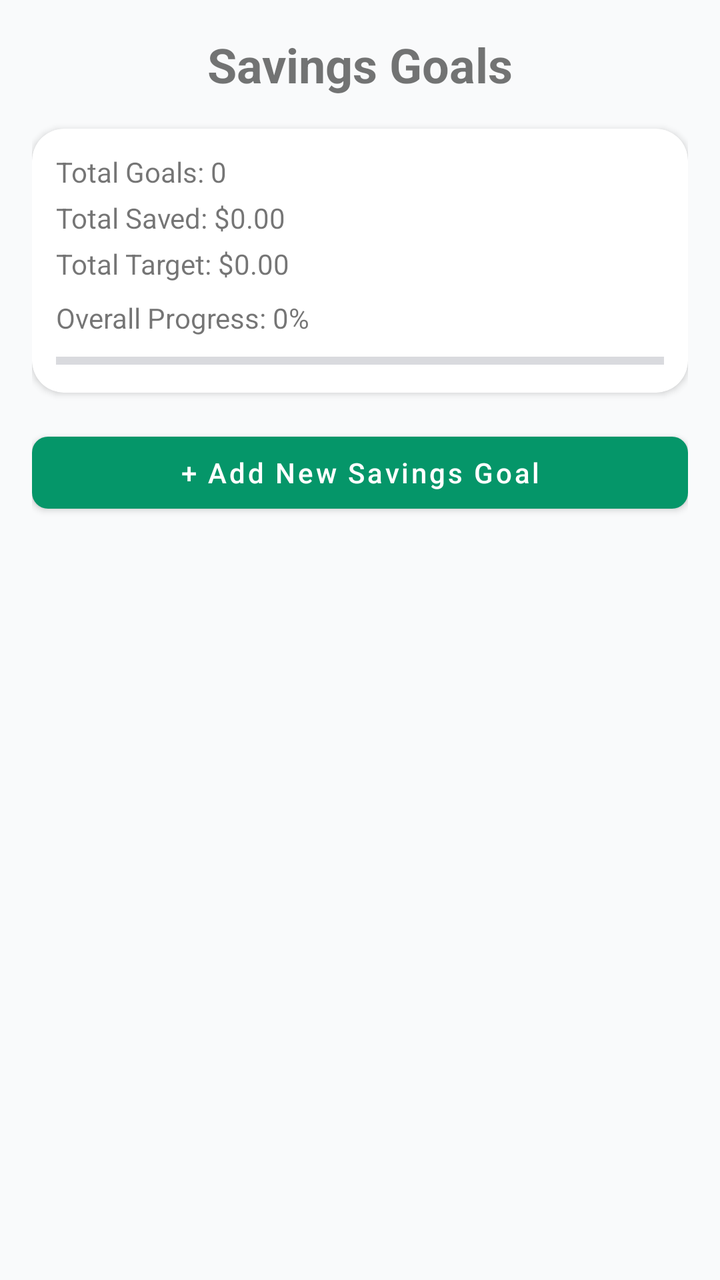
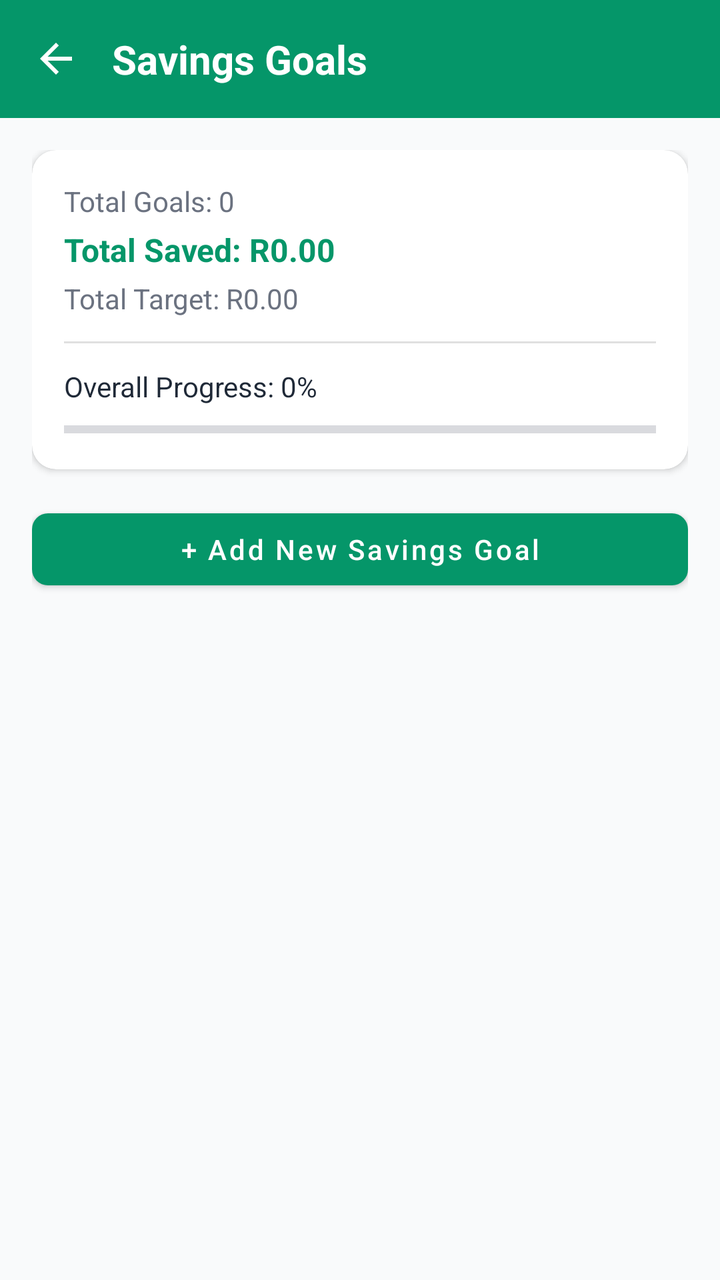

Screens rendered from an Android XML layout before and after an edit, with the pre-edit source and the edit as a unified diff.
<!-- AndroidManifest.xml: activity theme Theme.Monied.NoActionBar -->
<!-- res/layout/activity_savings_goal.xml -->
<?xml version="1.0" encoding="utf-8"?>
<LinearLayout xmlns:android="http://schemas.android.com/apk/res/android"
    android:layout_width="match_parent"
    android:layout_height="match_parent"
    android:orientation="vertical"
    android:padding="16dp">




    <TextView
        android:layout_width="match_parent"
        android:layout_height="wrap_content"
        android:text="Savings Goals"
        android:textSize="24sp"
        android:textStyle="bold"
        android:gravity="center"
        android:layout_marginBottom="16dp" />

    
    <com.google.android.material.card.MaterialCardView
        android:layout_width="match_parent"
        android:layout_height="wrap_content"
        android:layout_marginBottom="16dp"
        >

        <LinearLayout
            android:layout_width="match_parent"
            android:layout_height="wrap_content"
            android:orientation="vertical"
            android:padding="12dp">

            <TextView
                android:id="@+id/tvTotalGoals"
                android:layout_width="wrap_content"
                android:layout_height="wrap_content"
                android:text="Total Goals: 0"
                android:textSize="14sp" />

            <TextView
                android:id="@+id/tvTotalSaved"
                android:layout_width="wrap_content"
                android:layout_height="wrap_content"
                android:text="Total Saved: $0.00"
                android:textSize="14sp"
                android:layout_marginTop="4dp" />

            <TextView
                android:id="@+id/tvTotalTarget"
                android:layout_width="wrap_content"
                android:layout_height="wrap_content"
                android:text="Total Target: $0.00"
                android:textSize="14sp"
                android:layout_marginTop="4dp" />

            <TextView
                android:id="@+id/tvOverallProgress"
                android:layout_width="wrap_content"
                android:layout_height="wrap_content"
                android:text="Overall Progress: 0%"
                android:textSize="14sp"
                android:layout_marginTop="8dp" />

            <ProgressBar
                android:id="@+id/progressBarOverall"
                style="?android:attr/progressBarStyleHorizontal"
                android:layout_width="match_parent"
                android:layout_height="8dp"
                android:layout_marginTop="8dp"
                android:progressTint="@color/purple_500" />

        </LinearLayout>
    </com.google.android.material.card.MaterialCardView>

    <Button
        android:id="@+id/btnAddSavingsGoal"
        android:layout_width="match_parent"
        android:layout_height="wrap_content"
        android:text="+ Add New Savings Goal"
        android:layout_marginBottom="16dp" />

    <androidx.recyclerview.widget.RecyclerView
        android:id="@+id/recyclerViewSavingsGoals"
        android:layout_width="match_parent"
        android:layout_height="match_parent" />

</LinearLayout>
<!-- resources referenced by this layout -->
<resources>
  <color name="purple_500">#FF6200EE</color>
  <style name="Theme.Monied.NoActionBar" parent="Theme.Monied">
          <item name="windowActionBar">false</item>
          <item name="windowNoTitle">true</item>
      </style>
  <style name="Theme.Monied" parent="Theme.MaterialComponents.DayNight.DarkActionBar">
          
          <item name="colorPrimary">@color/emerald_600</item>
          <item name="colorPrimaryVariant">@color/emerald_700</item>
          <item name="colorOnPrimary">@color/white</item>
  
          
          <item name="colorSecondary">@color/emerald_500</item>
          <item name="colorSecondaryVariant">@color/emerald_700</item>
          <item name="colorOnSecondary">@color/white</item>
  
          
          <item name="android:statusBarColor">@color/emerald_600</item>
  
          
          <item name="android:windowBackground">@color/background_light</item>
          <item name="colorSurface">@color/surface_light</item>
          <item name="colorOnSurface">@color/text_primary_light</item>
  
          
          <item name="android:textColorPrimary">@color/text_primary_light</item>
          <item name="android:textColorSecondary">@color/text_secondary_light</item>
  
          
          <item name="colorError">@color/error</item>
          <item name="colorOnError">@color/white</item>
  
          
          <item name="bottomNavigationStyle">@style/Widget.Monied.BottomNavigationView</item>
  
          
          <item name="materialButtonStyle">@style/Widget.Monied.Button</item>
          <item name="materialCardViewStyle">@style/Widget.Monied.CardView</item>
          <item name="textInputStyle">@style/Widget.Monied.TextInputLayout</item>
      </style>
  <color name="emerald_600">#059669</color>
  <color name="emerald_700">#047857</color>
  <color name="white">#FFFFFF</color>
  <color name="emerald_500">#10B981</color>
  <color name="background_light">#F9FAFB</color>
  <color name="surface_light">#FFFFFF</color>
  <color name="text_primary_light">#1F2937</color>
  <color name="text_secondary_light">#6B7280</color>
  <color name="error">#DC2626</color>
  <style name="Widget.Monied.BottomNavigationView" parent="Widget.MaterialComponents.BottomNavigationView">
          <item name="itemIconTint">@color/bottom_nav_color</item>
          <item name="itemTextColor">@color/bottom_nav_color</item>
          <item name="android:background">@color/white</item>
          <item name="elevation">8dp</item>
          <item name="labelVisibilityMode">labeled</item>
      </style>
  <style name="Widget.Monied.Button" parent="Widget.MaterialComponents.Button">
          <item name="android:textColor">@color/white</item>
          <item name="backgroundTint">@color/emerald_600</item>
          <item name="cornerRadius">8dp</item>
          <item name="android:minHeight">48dp</item>
          <item name="android:textAllCaps">false</item>
          <item name="android:fontFamily">sans-serif-medium</item>
      </style>
  <style name="Widget.Monied.CardView" parent="Widget.MaterialComponents.CardView">
          <item name="cardCornerRadius">16dp</item>
          <item name="cardElevation">2dp</item>
          <item name="cardBackgroundColor">@color/white</item>
      </style>
  <style name="Widget.Monied.TextInputLayout" parent="Widget.MaterialComponents.TextInputLayout.OutlinedBox">
          <item name="boxStrokeColor">@color/emerald_600</item>
          <item name="hintTextColor">@color/emerald_600</item>
          <item name="android:textColorHint">@color/gray_500</item>
      </style>
  <color name="gray_500">#6B7280</color>
</resources>

<!-- the commit's change to res/layout/activity_savings_goal.xml (unified diff, before → after) -->
@@ -1,87 +1,129 @@
 <?xml version="1.0" encoding="utf-8"?>
 <LinearLayout xmlns:android="http://schemas.android.com/apk/res/android"
+    xmlns:app="http://schemas.android.com/apk/res-auto"
     android:layout_width="match_parent"
     android:layout_height="match_parent"
     android:orientation="vertical"
-    android:padding="16dp">
+    android:background="?attr/android:windowBackground">
 
-
-
-
-    <TextView
+    
+    <LinearLayout
         android:layout_width="match_parent"
         android:layout_height="wrap_content"
-        android:text="Savings Goals"
-        android:textSize="24sp"
-        android:textStyle="bold"
-        android:gravity="center"
-        android:layout_marginBottom="16dp" />
+        android:background="@color/emerald_600"
+        android:orientation="horizontal"
+        android:padding="16dp"
+        android:gravity="center_vertical">
 
-    
-    <com.google.android.material.card.MaterialCardView
+        <ImageButton
+            android:id="@+id/btnBack"
+            android:layout_width="wrap_content"
+            android:layout_height="wrap_content"
+            android:background="?attr/selectableItemBackgroundBorderless"
+            android:src="@drawable/ic_back"
+            app:tint="@color/white" />
+
+        <TextView
+            android:layout_width="wrap_content"
+            android:layout_height="wrap_content"
+            android:layout_marginStart="16dp"
+            android:text="Savings Goals"
+            android:textColor="@color/white"
+            android:textSize="20sp"
+            android:textStyle="bold" />
+    </LinearLayout>
+
+    <ScrollView
         android:layout_width="match_parent"
-        android:layout_height="wrap_content"
-        android:layout_marginBottom="16dp"
-        >
+        android:layout_height="match_parent">
 
         <LinearLayout
             android:layout_width="match_parent"
             android:layout_height="wrap_content"
             android:orientation="vertical"
-            android:padding="12dp">
+            android:padding="16dp">
 
-            <TextView
-                android:id="@+id/tvTotalGoals"
-                android:layout_width="wrap_content"
+            
+            <com.google.android.material.card.MaterialCardView
+                android:layout_width="match_parent"
                 android:layout_height="wrap_content"
-                android:text="Total Goals: 0"
-                android:textSize="14sp" />
+                android:layout_marginBottom="16dp"
+                app:cardCornerRadius="12dp"
+                app:cardElevation="2dp"
+                app:cardBackgroundColor="?attr/colorSurface">
 
-            <TextView
-                android:id="@+id/tvTotalSaved"
-                android:layout_width="wrap_content"
+                <LinearLayout
+                    android:layout_width="match_parent"
+                    android:layout_height="wrap_content"
+                    android:orientation="vertical"
+                    android:padding="16dp">
+
+                    <TextView
+                        android:id="@+id/tvTotalGoals"
+                        android:layout_width="wrap_content"
+                        android:layout_height="wrap_content"
+                        android:text="Total Goals: 0"
+                        android:textColor="?attr/android:textColorSecondary"
+                        android:textSize="14sp" />
+
+                    <TextView
+                        android:id="@+id/tvTotalSaved"
+                        android:layout_width="wrap_content"
+                        android:layout_height="wrap_content"
+                        android:text="Total Saved: R0.00"
+                        android:textColor="@color/emerald_600"
+                        android:textSize="16sp"
+                        android:textStyle="bold"
+                        android:layout_marginTop="4dp" />
+
+                    <TextView
+                        android:id="@+id/tvTotalTarget"
+                        android:layout_width="wrap_content"
+                        android:layout_height="wrap_content"
+                        android:text="Total Target: R0.00"
+                        android:textColor="?attr/android:textColorSecondary"
+                        android:textSize="14sp"
+                        android:layout_marginTop="4dp" />
+
+                    <View
+                        android:layout_width="match_parent"
+                        android:layout_height="1dp"
+                        android:background="?attr/dividerHorizontal"
+                        android:layout_marginVertical="12dp"/>
+
+                    <TextView
+                        android:id="@+id/tvOverallProgress"
+                        android:layout_width="wrap_content"
+                        android:layout_height="wrap_content"
+                        android:text="Overall Progress: 0%"
+                        android:textColor="?attr/colorOnSurface"
+                        android:textSize="14sp" />
+
+                    <ProgressBar
+                        android:id="@+id/progressBarOverall"
+                        style="?android:attr/progressBarStyleHorizontal"
+                        android:layout_width="match_parent"
+                        android:layout_height="8dp"
+                        android:layout_marginTop="8dp"
+                        android:progressTint="@color/emerald_600" />
+
+                </LinearLayout>
+            </com.google.android.material.card.MaterialCardView>
+
+            <Button
+                android:id="@+id/btnAddSavingsGoal"
+                style="@style/Widget.Monied.Button"
+                android:layout_width="match_parent"
                 android:layout_height="wrap_content"
-                android:text="Total Saved: $0.00"
-                android:textSize="14sp"
-                android:layout_marginTop="4dp" />
+                android:text="+ Add New Savings Goal"
+                android:layout_marginBottom="16dp" />
 
-            <TextView
-                android:id="@+id/tvTotalTarget"
-                android:layout_width="wrap_content"
+            <androidx.recyclerview.widget.RecyclerView
+                android:id="@+id/recyclerViewSavingsGoals"
+                android:layout_width="match_parent"
                 android:layout_height="wrap_content"
-                android:text="Total Target: $0.00"
-                android:textSize="14sp"
-                android:layout_marginTop="4dp" />
-
-            <TextView
-                android:id="@+id/tvOverallProgress"
-                android:layout_width="wrap_content"
-                android:layout_height="wrap_content"
-                android:text="Overall Progress: 0%"
-                android:textSize="14sp"
-                android:layout_marginTop="8dp" />
-
-            <ProgressBar
-                android:id="@+id/progressBarOverall"
-                style="?android:attr/progressBarStyleHorizontal"
-                android:layout_width="match_parent"
-                android:layout_height="8dp"
-                android:layout_marginTop="8dp"
-                android:progressTint="@color/purple_500" />
+                android:nestedScrollingEnabled="false" />
 
         </LinearLayout>
-    </com.google.android.material.card.MaterialCardView>
-
-    <Button
-        android:id="@+id/btnAddSavingsGoal"
-        android:layout_width="match_parent"
-        android:layout_height="wrap_content"
-        android:text="+ Add New Savings Goal"
-        android:layout_marginBottom="16dp" />
-
-    <androidx.recyclerview.widget.RecyclerView
-        android:id="@+id/recyclerViewSavingsGoals"
-        android:layout_width="match_parent"
-        android:layout_height="match_parent" />
-
+    </ScrollView>
 </LinearLayout>
<!-- resource entries referenced after the edit -->
@@ -1,6 +1,5 @@
 <!-- resources referenced by this layout -->
 <resources>
-  <color name="purple_500">#FF6200EE</color>
   <style name="Theme.Monied.NoActionBar" parent="Theme.Monied">
           <item name="windowActionBar">false</item>
           <item name="windowNoTitle">true</item>
@@ -43,6 +42,17 @@
   <color name="emerald_600">#059669</color>
   <color name="emerald_700">#047857</color>
   <color name="white">#FFFFFF</color>
+  <!-- drawable ic_back (drawable) -->
+  <vector xmlns:android="http://schemas.android.com/apk/res/android"
+      android:width="24dp"
+      android:height="24dp"
+      android:viewportWidth="24"
+      android:viewportHeight="24"
+      android:tint="#333333">
+      <path
+          android:fillColor="@android:color/white"
+          android:pathData="M20,11H7.83l5.59,-5.59L12,4l-8,8 8,8 1.41,-1.41L7.83,13H20v-2z"/>
+  </vector>
   <color name="emerald_500">#10B981</color>
   <color name="background_light">#F9FAFB</color>
   <color name="surface_light">#FFFFFF</color>
